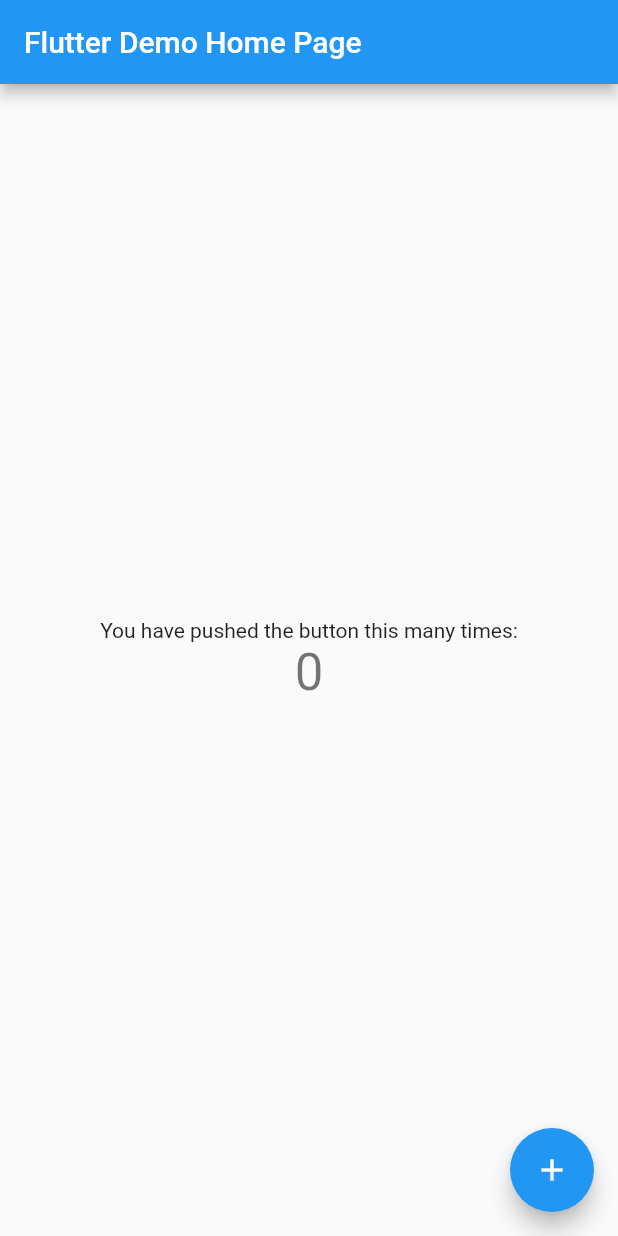
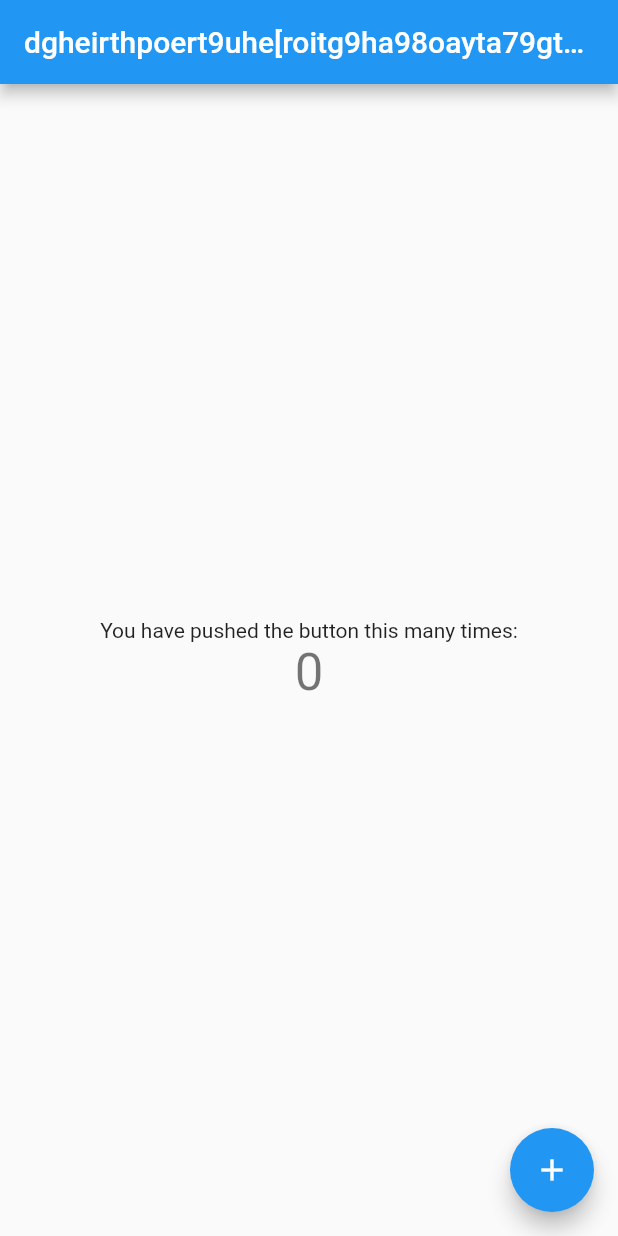
Before and after one commit to Amangupt123/cicd, a Flutter app: the screen it shows after launch, on a phone screen of 412 x 824 dp. Run offline on Flutter 3.47's test engine with Material 2 defaults, Android fonts, the phone set to English and light mode, and no system bars.

Commit message:
yes it is completed

```diff
--- a/lib/main.dart
+++ b/lib/main.dart
@@ -24,7 +24,7 @@ class MyApp extends StatelessWidget {
         // is not restarted.
         primarySwatch: Colors.blue,
       ),
-      home: const MyHomePage(title: 'Flutter Demo Home Page'),
+      home: const MyHomePage(title: 'dgheirthpoert9uhe[roitg9ha98oayta79gtu7ir'),
     );
   }
 }
```
